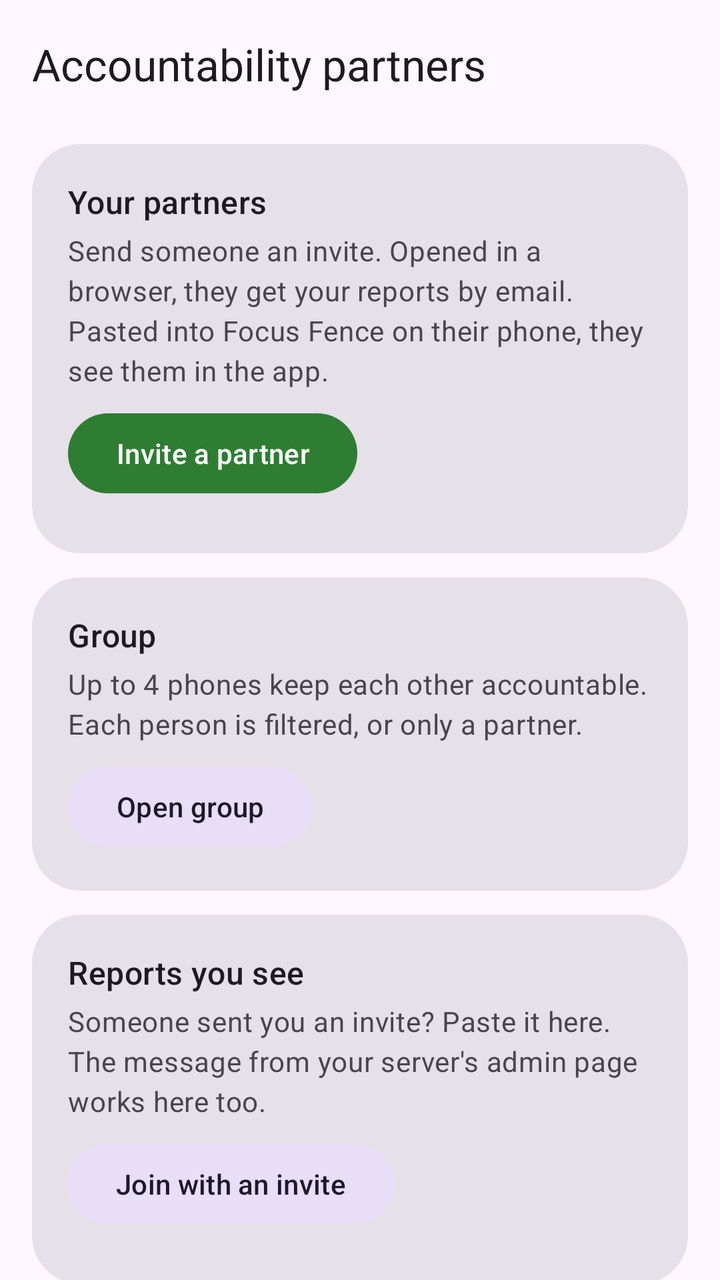
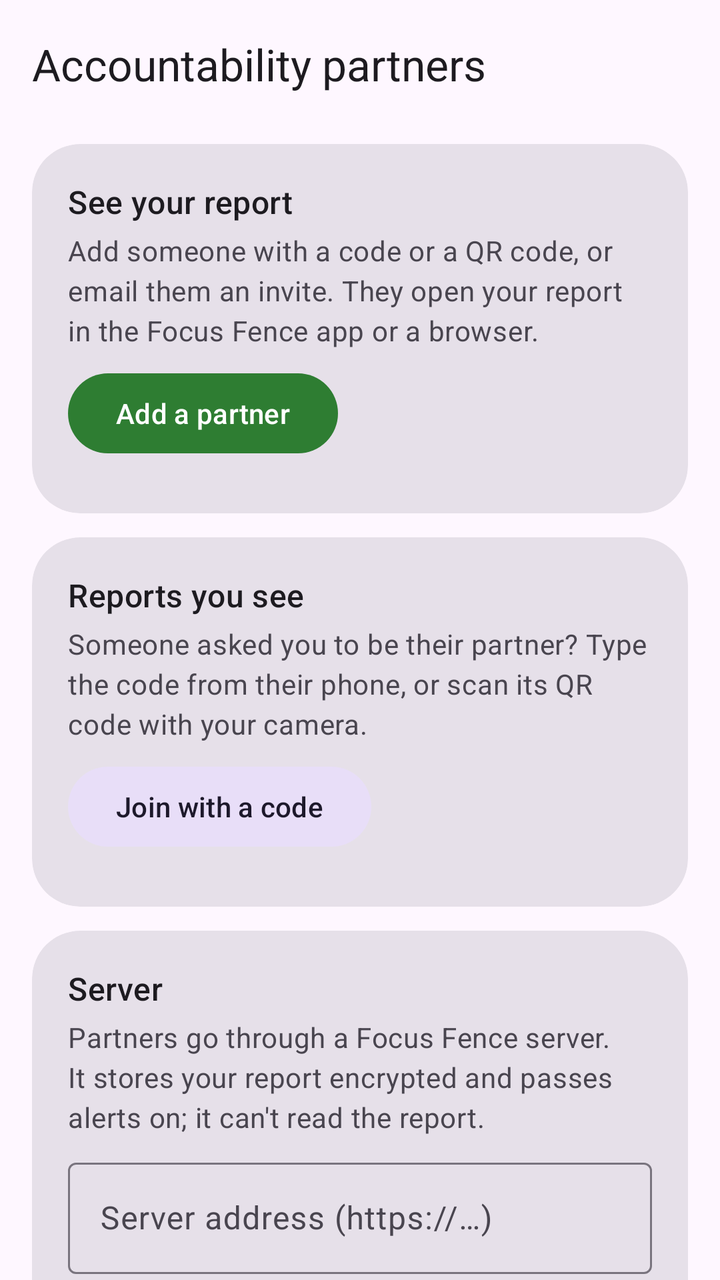

The first picture is an Android layout as it rendered before a commit; the second is the same layout after the commit. The layout source and the unified diff follow.
<!-- AndroidManifest.xml: application theme Theme.FocusFence -->
<!-- res/layout/activity_accountability.xml -->
<?xml version="1.0" encoding="utf-8"?>
<androidx.coordinatorlayout.widget.CoordinatorLayout
    xmlns:android="http://schemas.android.com/apk/res/android"
    xmlns:app="http://schemas.android.com/apk/res-auto"
    android:layout_width="match_parent"
    android:layout_height="match_parent">

    <com.google.android.material.appbar.AppBarLayout
        android:layout_width="match_parent"
        android:layout_height="wrap_content">
        <com.google.android.material.appbar.MaterialToolbar
            android:id="@+id/toolbar"
            android:layout_width="match_parent"
            android:layout_height="?attr/actionBarSize"
            app:title="@string/acc_title" />
    </com.google.android.material.appbar.AppBarLayout>

    <androidx.core.widget.NestedScrollView
        android:layout_width="match_parent"
        android:layout_height="match_parent"
        app:layout_behavior="@string/appbar_scrolling_view_behavior">

        
        <LinearLayout
            android:id="@+id/partnersList"
            android:layout_width="match_parent"
            android:layout_height="wrap_content"
            android:orientation="vertical"
            android:paddingHorizontal="16dp"
            android:paddingTop="8dp"
            android:paddingBottom="24dp">

            <com.google.android.material.card.MaterialCardView
                android:layout_width="match_parent"
                android:layout_height="wrap_content"
                android:layout_marginTop="0dp"
                app:cardCornerRadius="24dp"
                app:contentPadding="18dp">
                <LinearLayout
                    android:layout_width="match_parent"
                    android:layout_height="wrap_content"
                    android:orientation="vertical">
                    <TextView
                        android:layout_width="match_parent"
                        android:layout_height="wrap_content"
                        android:text="@string/acc_email_title"
                        android:textAppearance="?attr/textAppearanceTitleMedium" />
                    <TextView
                        android:layout_width="match_parent"
                        android:layout_height="wrap_content"
                        android:layout_marginTop="4dp"
                        android:text="@string/acc_email_hint"
                        android:textAppearance="?attr/textAppearanceBodyMedium"
                        android:textColor="?attr/colorOnSurfaceVariant" />
                    <Button
                        android:id="@+id/inviteButton"
                        android:layout_width="wrap_content"
                        android:layout_height="wrap_content"
                        android:layout_marginTop="8dp"
                        android:text="@string/acc_invite" />
                    <LinearLayout
                        android:id="@+id/emailPartners"
                        android:layout_width="match_parent"
                        android:layout_height="wrap_content"
                        android:layout_marginTop="8dp"
                        android:orientation="vertical" />
                </LinearLayout>
            </com.google.android.material.card.MaterialCardView>
            <com.google.android.material.card.MaterialCardView
                android:id="@+id/groupCard"
                android:layout_width="match_parent"
                android:layout_height="wrap_content"
                android:layout_marginTop="12dp"
                app:cardCornerRadius="24dp"
                app:contentPadding="18dp">
                <LinearLayout
                    android:layout_width="match_parent"
                    android:layout_height="wrap_content"
                    android:orientation="vertical">
                    <TextView
                        android:layout_width="match_parent"
                        android:layout_height="wrap_content"
                        android:text="@string/group_card_title"
                        android:textAppearance="?attr/textAppearanceTitleMedium" />
                    <TextView
                        android:layout_width="match_parent"
                        android:layout_height="wrap_content"
                        android:layout_marginTop="4dp"
                        android:text="@string/group_open_summary"
                        android:textAppearance="?attr/textAppearanceBodyMedium"
                        android:textColor="?attr/colorOnSurfaceVariant" />
                    <Button
                        android:id="@+id/groupButton"
                        style="@style/Widget.Material3.Button.TonalButton"
                        android:layout_width="wrap_content"
                        android:layout_height="wrap_content"
                        android:layout_marginTop="8dp"
                        android:text="@string/group_open" />
                </LinearLayout>
            </com.google.android.material.card.MaterialCardView>
            <com.google.android.material.card.MaterialCardView
                android:layout_width="match_parent"
                android:layout_height="wrap_content"
                android:layout_marginTop="12dp"
                app:cardCornerRadius="24dp"
                app:contentPadding="18dp">
                <LinearLayout
                    android:layout_width="match_parent"
                    android:layout_height="wrap_content"
                    android:orientation="vertical">
                    <TextView
                        android:layout_width="match_parent"
                        android:layout_height="wrap_content"
                        android:text="@string/acc_watch_title"
                        android:textAppearance="?attr/textAppearanceTitleMedium" />
                    <TextView
                        android:layout_width="match_parent"
                        android:layout_height="wrap_content"
                        android:layout_marginTop="4dp"
                        android:text="@string/acc_watch_hint"
                        android:textAppearance="?attr/textAppearanceBodyMedium"
                        android:textColor="?attr/colorOnSurfaceVariant" />
                    <Button
                        android:id="@+id/watchButton"
                        style="@style/Widget.Material3.Button.TonalButton"
                        android:layout_width="wrap_content"
                        android:layout_height="wrap_content"
                        android:layout_marginTop="8dp"
                        android:text="@string/acc_watch_add" />
                    <LinearLayout
                        android:id="@+id/watchList"
                        android:layout_width="match_parent"
                        android:layout_height="wrap_content"
                        android:layout_marginTop="8dp"
                        android:orientation="vertical" />
                </LinearLayout>
            </com.google.android.material.card.MaterialCardView>
            <com.google.android.material.card.MaterialCardView
                android:id="@+id/serverCard"
                android:layout_width="match_parent"
                android:layout_height="wrap_content"
                android:layout_marginTop="12dp"
                app:cardCornerRadius="24dp"
                app:contentPadding="18dp">
                <LinearLayout
                    android:layout_width="match_parent"
                    android:layout_height="wrap_content"
                    android:orientation="vertical">
                    <TextView
                        android:layout_width="match_parent"
                        android:layout_height="wrap_content"
                        android:text="@string/acc_server_title"
                        android:textAppearance="?attr/textAppearanceTitleMedium" />
                    <TextView
                        android:layout_width="match_parent"
                        android:layout_height="wrap_content"
                        android:layout_marginTop="4dp"
                        android:text="@string/acc_server_hint"
                        android:textAppearance="?attr/textAppearanceBodyMedium"
                        android:textColor="?attr/colorOnSurfaceVariant" />
                    <com.google.android.material.textfield.TextInputLayout
                        style="@style/Widget.Material3.TextInputLayout.OutlinedBox"
                        android:layout_width="match_parent"
                        android:layout_height="wrap_content"
                        android:layout_marginTop="8dp"
                        android:hint="@string/acc_server_url">
                        <com.google.android.material.textfield.TextInputEditText
                            android:id="@+id/serverInput"
                            android:layout_width="match_parent"
                            android:layout_height="wrap_content"
                            android:inputType="textUri" />
                    </com.google.android.material.textfield.TextInputLayout>
                    <com.google.android.material.textfield.TextInputLayout
                        android:layout_width="match_parent"
                        android:layout_height="wrap_content"
                        android:layout_marginTop="8dp"
                        android:hint="@string/acc_enroll_code">
                        <com.google.android.material.textfield.TextInputEditText
                            android:id="@+id/enrollInput"
                            android:layout_width="match_parent"
                            android:layout_height="wrap_content"
                            android:inputType="textVisiblePassword" />
                    </com.google.android.material.textfield.TextInputLayout>
                    <Button
                        android:id="@+id/serverSave"
                        style="@style/Widget.Material3.Button.TonalButton"
                        android:layout_width="wrap_content"
                        android:layout_height="wrap_content"
                        android:layout_marginTop="8dp"
                        android:text="@string/acc_save" />
                    <Button
                        android:id="@+id/serverLeave"
                        style="@style/Widget.Material3.Button.TextButton"
                        android:layout_width="wrap_content"
                        android:layout_height="wrap_content"
                        android:text="@string/acc_leave_server"
                        android:visibility="gone" />
                    <TextView
                        android:id="@+id/syncStatus"
                        android:layout_width="match_parent"
                        android:layout_height="wrap_content"
                        android:layout_marginTop="8dp"
                        android:textAppearance="?attr/textAppearanceBodySmall" />
                </LinearLayout>
            </com.google.android.material.card.MaterialCardView>
        </LinearLayout>
    </androidx.core.widget.NestedScrollView>
</androidx.coordinatorlayout.widget.CoordinatorLayout>
<!-- resources referenced by this layout -->
<resources>
  <string name="acc_email_hint">Send someone an invite. Opened in a browser, they get your reports by email. Pasted into Focus Fence on their phone, they see them in the app.</string>
  <string name="acc_email_title">Your partners</string>
  <string name="acc_enroll_code">Enrollment code (only if your server asks for one)</string>
  <string name="acc_invite">Invite a partner</string>
  <string name="acc_leave_server">Leave this server</string>
  <string name="acc_save">Save</string>
  <string name="acc_server_hint">Both kinds of partner go through a Focus Fence server. Web and email partners get reports from it; app-to-app partners only use it as a blind mailbox it can\'t read.</string>
  <string name="acc_server_title">Server</string>
  <string name="acc_server_url">Server address (https://…)</string>
  <string name="acc_title">Accountability partners</string>
  <string name="acc_watch_add">Join with an invite</string>
  <string name="acc_watch_hint">Someone sent you an invite? Paste it here. The message from your server\'s admin page works here too.</string>
  <string name="acc_watch_title">Reports you see</string>
  <string name="group_card_title">Group</string>
  <string name="group_open">Open group</string>
  <string name="group_open_summary">Up to 4 phones keep each other accountable. Each person is filtered, or only a partner.</string>
  <style name="Theme.FocusFence" parent="Theme.Material3.DayNight.NoActionBar">
          <item name="colorPrimary">@color/brand_primary</item>
          
          <item name="materialCardViewStyle">@style/Widget.Material3.CardView.Filled</item>
          
          <item name="android:statusBarColor">?attr/colorSurface</item>
          <item name="android:navigationBarColor">?attr/colorSurface</item>
          <item name="android:windowLightStatusBar">true</item>
      </style>
  <color name="brand_primary">#2E7D32</color>
</resources>

<!-- the commit's change to res/layout/activity_accountability.xml (unified diff, before → after) -->
@@ -64,38 +64,6 @@
                         android:layout_height="wrap_content"
                         android:layout_marginTop="8dp"
                         android:orientation="vertical" />
-                </LinearLayout>
-            </com.google.android.material.card.MaterialCardView>
-            <com.google.android.material.card.MaterialCardView
-                android:id="@+id/groupCard"
-                android:layout_width="match_parent"
-                android:layout_height="wrap_content"
-                android:layout_marginTop="12dp"
-                app:cardCornerRadius="24dp"
-                app:contentPadding="18dp">
-                <LinearLayout
-                    android:layout_width="match_parent"
-                    android:layout_height="wrap_content"
-                    android:orientation="vertical">
-                    <TextView
-                        android:layout_width="match_parent"
-                        android:layout_height="wrap_content"
-                        android:text="@string/group_card_title"
-                        android:textAppearance="?attr/textAppearanceTitleMedium" />
-                    <TextView
-                        android:layout_width="match_parent"
-                        android:layout_height="wrap_content"
-                        android:layout_marginTop="4dp"
-                        android:text="@string/group_open_summary"
-                        android:textAppearance="?attr/textAppearanceBodyMedium"
-                        android:textColor="?attr/colorOnSurfaceVariant" />
-                    <Button
-                        android:id="@+id/groupButton"
-                        style="@style/Widget.Material3.Button.TonalButton"
-                        android:layout_width="wrap_content"
-                        android:layout_height="wrap_content"
-                        android:layout_marginTop="8dp"
-                        android:text="@string/group_open" />
                 </LinearLayout>
             </com.google.android.material.card.MaterialCardView>
             <com.google.android.material.card.MaterialCardView
<!-- resource entries referenced after the edit -->
@@ -1,21 +1,18 @@
 <!-- resources referenced by this layout -->
 <resources>
-  <string name="acc_email_hint">Send someone an invite. Opened in a browser, they get your reports by email. Pasted into Focus Fence on their phone, they see them in the app.</string>
-  <string name="acc_email_title">Your partners</string>
+  <string name="acc_email_hint">Add someone with a code or a QR code, or email them an invite. They open your report in the Focus Fence app or a browser.</string>
+  <string name="acc_email_title">See your report</string>
   <string name="acc_enroll_code">Enrollment code (only if your server asks for one)</string>
-  <string name="acc_invite">Invite a partner</string>
+  <string name="acc_invite">Add a partner</string>
   <string name="acc_leave_server">Leave this server</string>
   <string name="acc_save">Save</string>
-  <string name="acc_server_hint">Both kinds of partner go through a Focus Fence server. Web and email partners get reports from it; app-to-app partners only use it as a blind mailbox it can\'t read.</string>
+  <string name="acc_server_hint">Partners go through a Focus Fence server. It stores your report encrypted and passes alerts on; it can\'t read the report.</string>
   <string name="acc_server_title">Server</string>
   <string name="acc_server_url">Server address (https://…)</string>
   <string name="acc_title">Accountability partners</string>
-  <string name="acc_watch_add">Join with an invite</string>
-  <string name="acc_watch_hint">Someone sent you an invite? Paste it here. The message from your server\'s admin page works here too.</string>
+  <string name="acc_watch_add">Join with a code</string>
+  <string name="acc_watch_hint">Someone asked you to be their partner? Type the code from their phone, or scan its QR code with your camera.</string>
   <string name="acc_watch_title">Reports you see</string>
-  <string name="group_card_title">Group</string>
-  <string name="group_open">Open group</string>
-  <string name="group_open_summary">Up to 4 phones keep each other accountable. Each person is filtered, or only a partner.</string>
   <style name="Theme.FocusFence" parent="Theme.Material3.DayNight.NoActionBar">
           <item name="colorPrimary">@color/brand_primary</item>
           
